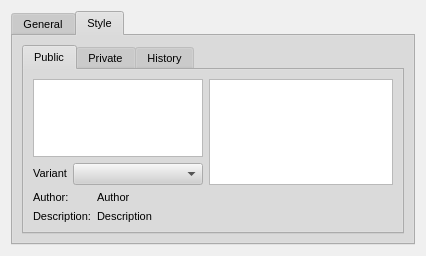
Old version of the form retroshare-gui/src/gui/settings/ChatPage.ui in the repository RetroShare/RetroShare.
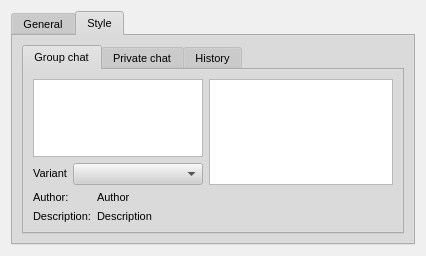
New version of the form. The open tabs and pages were chosen to show the change.

```diff
--- a/retroshare-gui/src/gui/settings/ChatPage.ui
+++ b/retroshare-gui/src/gui/settings/ChatPage.ui
@@ -665,7 +665,7 @@
          </property>
          <widget class="QWidget" name="publicTab">
           <attribute name="title">
-           <string>Public</string>
+           <string>Group chat</string>
           </attribute>
           <layout class="QVBoxLayout" name="publicLayout_1">
            <item>
@@ -800,7 +800,7 @@
          </widget>
          <widget class="QWidget" name="privateTab">
           <attribute name="title">
-           <string>Private</string>
+           <string>Private chat</string>
           </attribute>
           <layout class="QVBoxLayout" name="privateLayout_1">
            <item>
```
Left out of the diff: 14 changed lines with no effect on the pictures.
